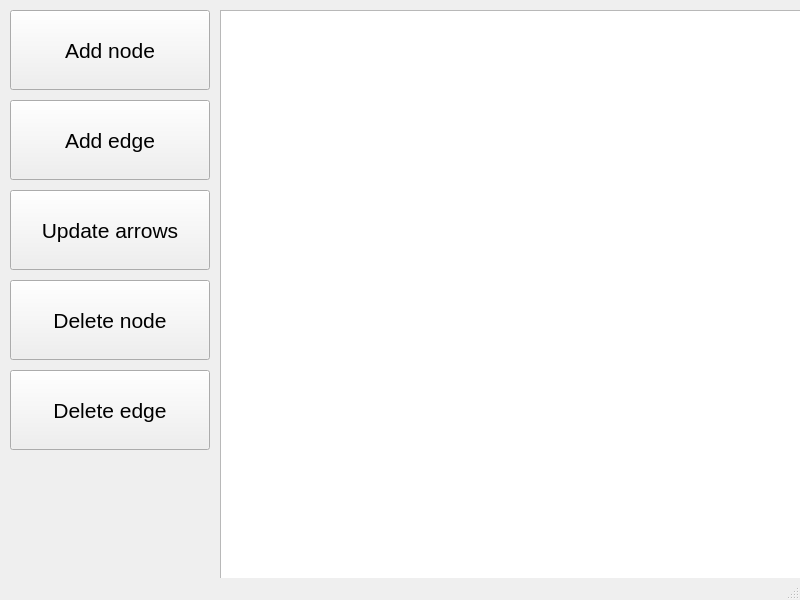
The window that Sem_2/Labs/graph/GraphGenerator/graphgenerator.ui (Meidori/PSTU_Labs_2023) describes before a commit, drawn with Qt 5.
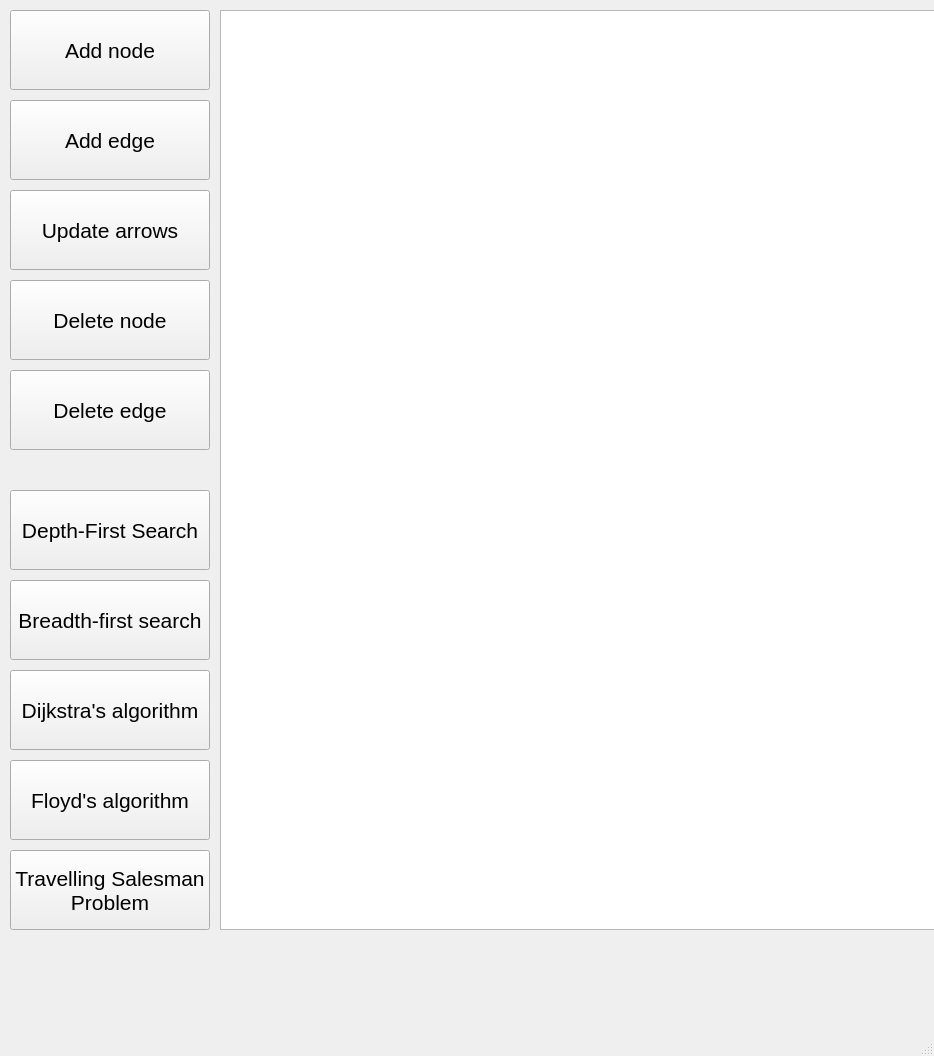
The same window after the commit.

```diff
--- a/Sem_2/Labs/graph/GraphGenerator/graphgenerator.ui
+++ b/Sem_2/Labs/graph/GraphGenerator/graphgenerator.ui
@@ -6,8 +6,8 @@
    <rect>
     <x>0</x>
     <y>0</y>
-    <width>800</width>
-    <height>600</height>
+    <width>934</width>
+    <height>1056</height>
    </rect>
   </property>
   <property name="windowTitle">
@@ -114,6 +114,97 @@
      <string>Delete edge</string>
     </property>
    </widget>
+   <widget class="QPushButton" name="floydBtn">
+    <property name="geometry">
+     <rect>
+      <x>10</x>
+      <y>760</y>
+      <width>200</width>
+      <height>80</height>
+     </rect>
+    </property>
+    <property name="font">
+     <font>
+      <pointsize>16</pointsize>
+     </font>
+    </property>
+    <property name="text">
+     <string>Floyd's algorithm</string>
+    </property>
+   </widget>
+   <widget class="QPushButton" name="dijkstraBtn">
+    <property name="geometry">
+     <rect>
+      <x>10</x>
+      <y>670</y>
+      <width>200</width>
+      <height>80</height>
+     </rect>
+    </property>
+    <property name="font">
+     <font>
+      <pointsize>16</pointsize>
+     </font>
+    </property>
+    <property name="text">
+     <string>Dijkstra's algorithm</string>
+    </property>
+   </widget>
+   <widget class="QPushButton" name="bfsBtn">
+    <property name="geometry">
+     <rect>
+      <x>10</x>
+      <y>580</y>
+      <width>200</width>
+      <height>80</height>
+     </rect>
+    </property>
+    <property name="font">
+     <font>
+      <pointsize>16</pointsize>
+     </font>
+    </property>
+    <property name="text">
+     <string>Breadth-first search</string>
+    </property>
+   </widget>
+   <widget class="QPushButton" name="dfsBtn">
+    <property name="geometry">
+     <rect>
+      <x>10</x>
+      <y>490</y>
+      <width>200</width>
+      <height>80</height>
+     </rect>
+    </property>
+    <property name="font">
+     <font>
+      <pointsize>16</pointsize>
+     </font>
+    </property>
+    <property name="text">
+     <string>Depth-First Search</string>
+    </property>
+   </widget>
+   <widget class="QPushButton" name="tspBtn">
+    <property name="geometry">
+     <rect>
+      <x>10</x>
+      <y>850</y>
+      <width>200</width>
+      <height>80</height>
+     </rect>
+    </property>
+    <property name="font">
+     <font>
+      <pointsize>16</pointsize>
+     </font>
+    </property>
+    <property name="text">
+     <string>Travelling Salesman
+Problem</string>
+    </property>
+   </widget>
   </widget>
   <widget class="QMenuBar" name="menubar">
    <property name="geometry">
```
Left out of the diff: 2 changed lines with no effect on the pictures.
